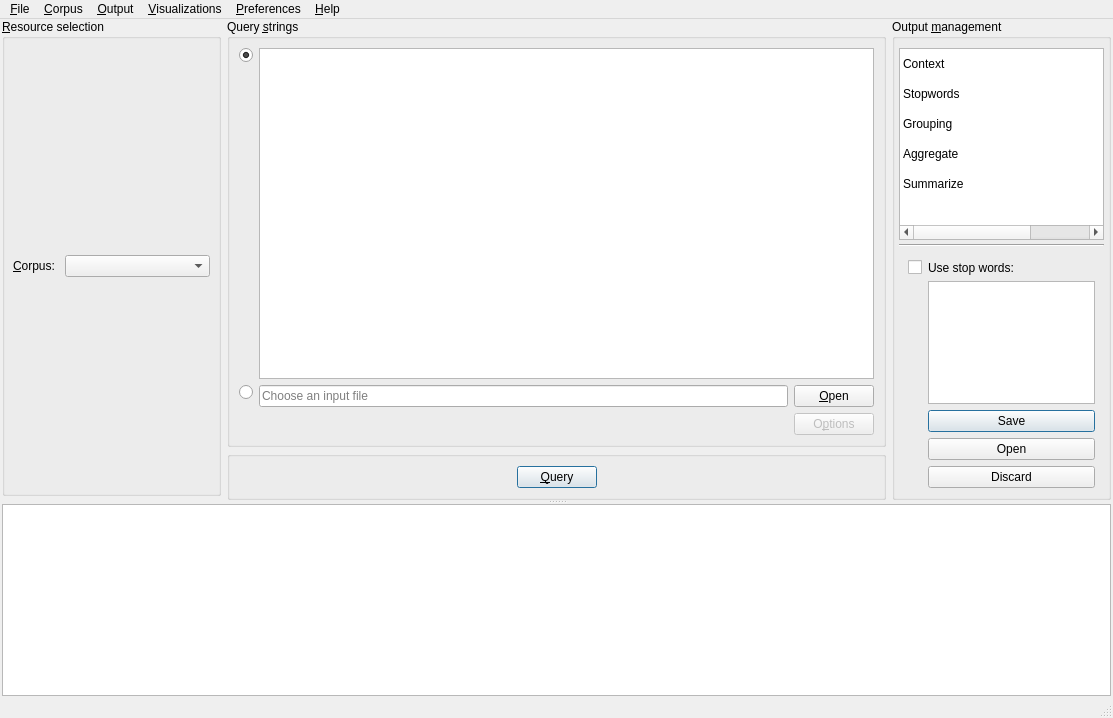
First picture: the form in coquery/gui/ui/coquery.ui, repository gkunter/coquery, before the edit.
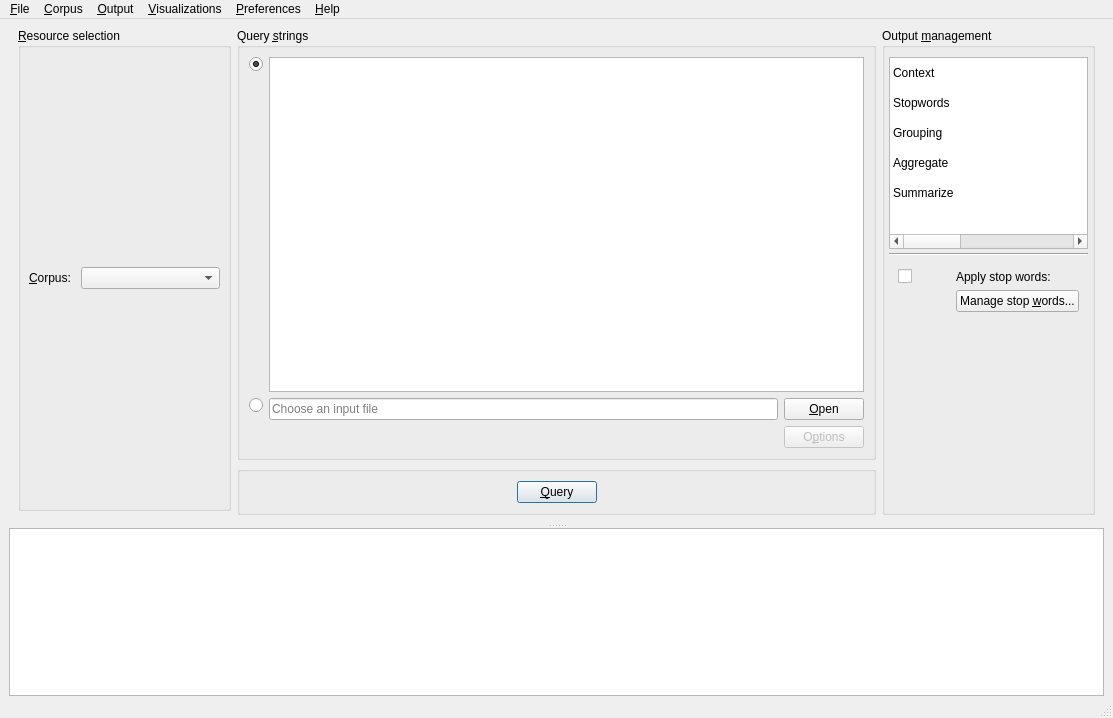
Second picture: the form after the edit. The open tabs and pages were chosen to show the change. Icons and pictures are not drawn. Custom widgets are drawn as their Qt base class.

Commit message: Replace stopword widgets by button that opens stopword dialog

What changed in the file:
```diff
--- a/coquery/gui/ui/coquery.ui
+++ b/coquery/gui/ui/coquery.ui
@@ -15,15 +15,9 @@
   </property>
   <widget class="QWidget" name="centralwidget">
    <layout class="QVBoxLayout" name="verticalLayout_4">
-    <property name="leftMargin">
-     <number>2</number>
-    </property>
     <property name="topMargin">
      <number>0</number>
     </property>
-    <property name="rightMargin">
-     <number>2</number>
-    </property>
     <property name="bottomMargin">
      <number>0</number>
     </property>
@@ -46,9 +40,6 @@
         </sizepolicy>
        </property>
        <layout class="QHBoxLayout" name="horizontalLayout" stretch="1,3,1">
-        <property name="margin">
-         <number>0</number>
-        </property>
         <item>
          <layout class="QVBoxLayout" name="verticalLayout" stretch="1,0">
           <property name="spacing">
@@ -151,9 +142,6 @@
         </item>
         <item>
          <layout class="QVBoxLayout" name="verticalLayout_11">
-          <property name="spacing">
-           <number>4</number>
-          </property>
           <item>
            <widget class="QGroupBox" name="box_input_settings">
             <property name="title">
@@ -252,7 +240,7 @@
            </widget>
           </item>
           <item>
-           <widget class="QGroupBox" name="group_query_button">
+           <widget class="QGroupBox" name="groupBox_2">
             <layout class="QHBoxLayout" name="horizontalLayout_3">
              <item>
               <spacer name="horizontalSpacer">
@@ -452,7 +440,7 @@
               </sizepolicy>
              </property>
              <property name="currentIndex">
-              <number>2</number>
+              <number>1</number>
              </property>
              <widget class="QWidget" name="tool_widgetPage1">
               <layout class="QVBoxLayout" name="verticalLayout_7">
@@ -585,7 +573,7 @@
              <widget class="QWidget" name="tool_widgetPage2">
               <layout class="QVBoxLayout" name="verticalLayout_3">
                <item>
-                <layout class="QGridLayout" name="gridLayout_2" rowstretch="0,1,0" columnstretch="0,1">
+                <layout class="QGridLayout" name="gridLayout_2" rowstretch="0,0" columnstretch="0,0">
                  <property name="sizeConstraint">
                   <enum>QLayout::SetFixedSize</enum>
                  </property>
@@ -605,76 +593,45 @@
                  <item row="0" column="1">
                   <widget class="QLabel" name="label_3">
                    <property name="text">
-                    <string>Use stop words:</string>
+                    <string>Apply stop words:</string>
                    </property>
                   </widget>
                  </item>
-                 <item row="2" column="1">
+                 <item row="1" column="1">
                   <widget class="QWidget" name="widget_stopwords" native="true">
                    <layout class="QVBoxLayout" name="verticalLayout_8">
                     <property name="margin">
                      <number>0</number>
                     </property>
                     <item>
-                     <layout class="QHBoxLayout" name="horizontalLayout_5">
-                      <item>
-                       <widget class="QDialogButtonBox" name="buttonBox">
-                        <property name="sizePolicy">
-                         <sizepolicy hsizetype="Preferred" vsizetype="Fixed">
-                          <horstretch>0</horstretch>
-                          <verstretch>0</verstretch>
-                         </sizepolicy>
-                        </property>
-                        <property name="orientation">
-                         <enum>Qt::Vertical</enum>
-                        </property>
-                        <property name="standardButtons">
-                         <set>QDialogButtonBox::Discard|QDialogButtonBox::Open|QDialogButtonBox::Save</set>
-                        </property>
-                       </widget>
-                      </item>
-                     </layout>
+                     <widget class="QPushButton" name="button_stopwords">
+                      <property name="sizePolicy">
+                       <sizepolicy hsizetype="Minimum" vsizetype="Fixed">
+                        <horstretch>0</horstretch>
+                        <verstretch>0</verstretch>
+                       </sizepolicy>
+                      </property>
+                      <property name="text">
+                       <string>Manage stop &amp;words...</string>
+                      </property>
+                     </widget>
+                    </item>
+                    <item>
+                     <spacer name="verticalSpacer_6">
+                      <property name="orientation">
+                       <enum>Qt::Vertical</enum>
+                      </property>
+                      <property name="sizeHint" stdset="0">
+                       <size>
+                        <width>115</width>
+                        <height>191</height>
+                       </size>
+                      </property>
+                     </spacer>
                     </item>
                    </layout>
                   </widget>
                  </item>
-                 <item row="1" column="1">
-                  <widget class="QListWidget" name="list_stopwords">
-                   <property name="sizePolicy">
-                    <sizepolicy hsizetype="Ignored" vsizetype="Ignored">
-                     <horstretch>0</horstretch>
-                     <verstretch>0</verstretch>
-                    </sizepolicy>
-                   </property>
-                   <property name="alternatingRowColors">
-                    <bool>true</bool>
-                   </property>
-                   <property name="selectionMode">
-                    <enum>QAbstractItemView::ExtendedSelection</enum>
-                   </property>
-                   <property name="flow">
-                    <enum>QListView::TopToBottom</enum>
-                   </property>
-                   <property name="isWrapping" stdset="0">
-                    <bool>true</bool>
-                   </property>
-                   <property name="resizeMode">
-                    <enum>QListView::Adjust</enum>
-                   </property>
-                   <property name="spacing">
-                    <number>10</number>
-                   </property>
-                   <property name="viewMode">
-                    <enum>QListView::IconMode</enum>
-                   </property>
-                   <property name="wordWrap">
-                    <bool>true</bool>
-                   </property>
-                   <property name="selectionRectVisible">
-                    <bool>true</bool>
-                   </property>
-                  </widget>
-                 </item>
                 </layout>
                </item>
               </layout>
@@ -983,7 +940,7 @@
      <x>0</x>
      <y>0</y>
      <width>1113</width>
-     <height>23</height>
+     <height>24</height>
     </rect>
    </property>
    <widget class="QMenu" name="menuFile">
@@ -1023,6 +980,9 @@
     </property>
     <addaction name="action_connection_settings"/>
     <addaction name="action_settings"/>
+    <addaction name="separator"/>
+    <addaction name="action_toggle_filters"/>
+    <addaction name="action_toggle_stopwords"/>
    </widget>
    <widget class="QMenu" name="menuAnalyse">
     <property name="title">
@@ -1099,7 +1059,7 @@
   <action name="action_open_input_file">
    <property name="icon">
     <iconset theme="document-open">
-     <normaloff>../../../../../../../../../../../../.designer/backup</normaloff>../../../../../../../../../../../../.designer/backup</iconset>
+     <normaloff>../../../../../../../../../../../../../../../.designer/backup</normaloff>../../../../../../../../../../../../../../../.designer/backup</iconset>
    </property>
    <property name="text">
     <string>&amp;Open input file...</string>
@@ -1111,7 +1071,7 @@
   <action name="action_help">
    <property name="icon">
     <iconset theme="help-contents">
-     <normaloff>../../../../../../../../../../../../.designer/backup</normaloff>../../../../../../../../../../../../.designer/backup</iconset>
+     <normaloff>../../../../../../../../../../../../../../../.designer/backup</normaloff>../../../../../../../../../../../../../../../.designer/backup</iconset>
    </property>
    <property name="text">
     <string>&amp;Help</string>
@@ -1148,7 +1108,7 @@
   <action name="action_statistics">
    <property name="icon">
     <iconset theme="view-statistics">
-     <normaloff>../../../../../../../../../../../../.designer/backup</normaloff>../../../../../../../../../../../../.designer/backup</iconset>
+     <normaloff>../../../../../../../../../../../../../../../.designer/backup</normaloff>../../../../../../../../../../../../../../../.designer/backup</iconset>
    </property>
    <property name="text">
     <string>&amp;Statistics</string>
@@ -1157,7 +1117,7 @@
   <action name="action_connection_settings">
    <property name="icon">
     <iconset theme="server-database">
-     <normaloff>../../../../../../../../../../../../.designer/backup</normaloff>../../../../../../../../../../../../.designer/backup</iconset>
+     <normaloff>../../../../../../../../../../../../../../../.designer/backup</normaloff>../../../../../../../../../../../../../../../.designer/backup</iconset>
    </property>
    <property name="text">
     <string>&amp;Database connections...</string>
@@ -1166,7 +1126,7 @@
   <action name="action_settings">
    <property name="icon">
     <iconset theme="configure">
-     <normaloff>../../../../../../../../../../../../.designer/backup</normaloff>../../../../../../../../../../../../.designer/backup</iconset>
+     <normaloff>../../../../../../../../../../../../../../../.designer/backup</normaloff>../../../../../../../../../../../../../../../.designer/backup</iconset>
    </property>
    <property name="text">
     <string>&amp;Settings...</string>
@@ -1175,7 +1135,7 @@
   <action name="action_quit">
    <property name="icon">
     <iconset theme="application-exit">
-     <normaloff>../../../../../../../../../../../../.designer/backup</normaloff>../../../../../../../../../../../../.designer/backup</iconset>
+     <normaloff>../../../../../../../../../../../../../../../.designer/backup</normaloff>../../../../../../../../../../../../../../../.designer/backup</iconset>
    </property>
    <property name="text">
     <string>&amp;Quit</string>
@@ -1187,7 +1147,7 @@
   <action name="action_build_corpus">
    <property name="icon">
     <iconset theme="document-new">
-     <normaloff>../../../../../../../../../../../../.designer/backup</normaloff>../../../../../../../../../../../../.designer/backup</iconset>
+     <normaloff>../../../../../../../../../../../../../../../.designer/backup</normaloff>../../../../../../../../../../../../../../../.designer/backup</iconset>
    </property>
    <property name="text">
     <string>&amp;Build new corpus...</string>
@@ -1202,7 +1162,7 @@
    </property>
    <property name="icon">
     <iconset theme="edit-delete">
-     <normaloff>../../../../../../../../../../../../.designer/backup</normaloff>../../../../../../../../../../../../.designer/backup</iconset>
+     <normaloff>../../../../../../../../../../../../../../../.designer/backup</normaloff>../../../../../../../../../../../../../../../.designer/backup</iconset>
    </property>
    <property name="text">
     <string>&amp;Remove corpus...</string>
@@ -1214,7 +1174,7 @@
   <action name="action_manage_corpus">
    <property name="icon">
     <iconset theme="server-database">
-     <normaloff>../../../../../../../../../../../../.designer/backup</normaloff>../../../../../../../../../../../../.designer/backup</iconset>
+     <normaloff>../../../../../../../../../../../../../../../.designer/backup</normaloff>../../../../../../../../../../../../../../../.designer/backup</iconset>
    </property>
    <property name="text">
     <string>Corpus &amp;manager...</string>
@@ -1273,7 +1233,7 @@
   <action name="action_corpus_documentation">
    <property name="icon">
     <iconset theme="help-browser">
-     <normaloff>../../../../../../../../../../.designer/backup</normaloff>../../../../../../../../../../.designer/backup</iconset>
+     <normaloff>../../../../../../../../../../../../../.designer/backup</normaloff>../../../../../../../../../../../../../.designer/backup</iconset>
    </property>
    <property name="text">
     <string>&amp;Documentation...</string>
@@ -1357,7 +1317,7 @@
   <action name="action_save_results">
    <property name="icon">
     <iconset theme="document-save">
-     <normaloff>../../../../../../../../.designer/backup</normaloff>../../../../../../../../.designer/backup</iconset>
+     <normaloff>../../../../../../../../../../../.designer/backup</normaloff>../../../../../../../../../../../.designer/backup</iconset>
    </property>
    <property name="text">
     <string>&amp;Save results...</string>
@@ -1369,7 +1329,7 @@
   <action name="action_copy_to_clipboard">
    <property name="icon">
     <iconset theme="edit-copy">
-     <normaloff>../../../../../../../../.designer/backup</normaloff>../../../../../../../../.designer/backup</iconset>
+     <normaloff>../../../../../../../../../../../.designer/backup</normaloff>../../../../../../../../../../../.designer/backup</iconset>
    </property>
    <property name="text">
     <string>&amp;Copy selection to clipboard</string>
@@ -1391,7 +1351,7 @@
   <action name="action_save_selection">
    <property name="icon">
     <iconset theme="document-save">
-     <normaloff>../../../../../../.designer/backup</normaloff>../../../../../../.designer/backup</iconset>
+     <normaloff>../../../../../../../../../.designer/backup</normaloff>../../../../../../../../../.designer/backup</iconset>
    </property>
    <property name="text">
     <string>Sa&amp;ve selection...</string>
```
The commit also changes 2 other files.
